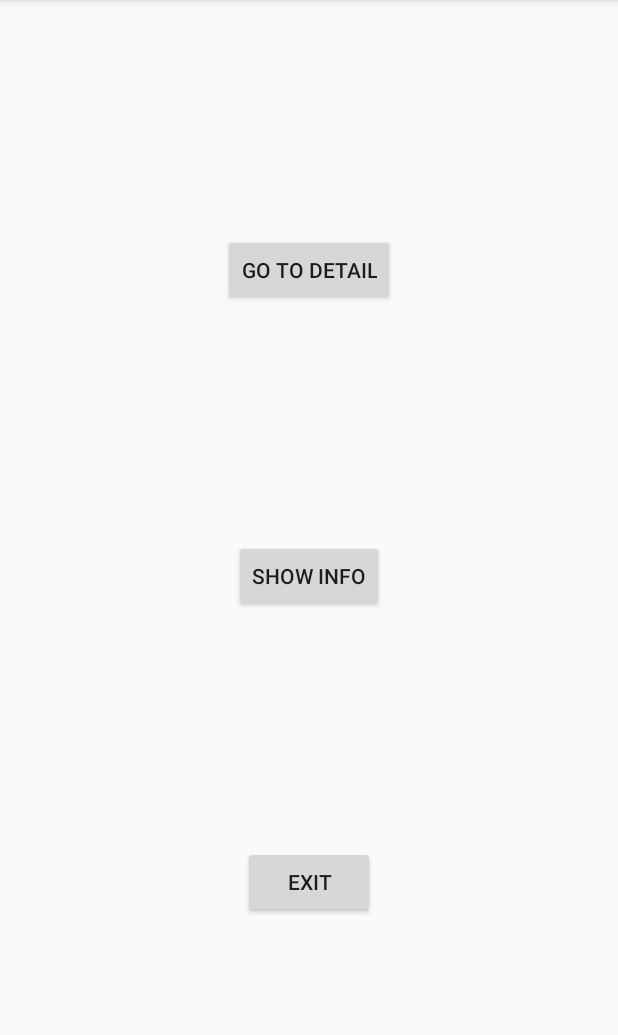
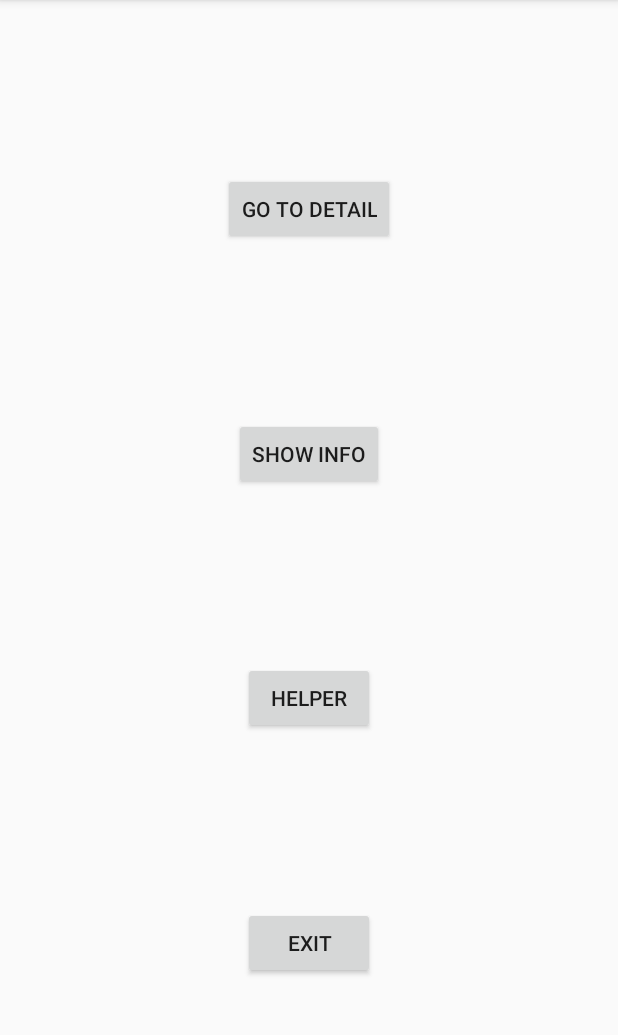
Before and after one commit to zavanton321/cicerone-demo, an Android app: the fragment MainFragment placed in its activity, on a phone screen of 412 x 824 dp, the part 84-1119 px from its top. Run offline under Robolectric (Android 15) with nearby library versions, the phone set to English and light mode, and no system bars; libraries missing offline, so code that uses them is left out: ru.terrakok.cicerone; 2 statements that could not run were skipped.

Commit message:
HelperDialog added

```diff
--- a/app/src/main/java/ru/zavanton/demoimage/main/MainFragment.kt
+++ b/app/src/main/java/ru/zavanton/demoimage/main/MainFragment.kt
@@ -7,6 +7,7 @@ import android.view.ViewGroup
 import androidx.fragment.app.Fragment
 import kotlinx.android.synthetic.main.fragment_main.*
 import ru.zavanton.demoimage.R
+import ru.zavanton.demoimage.dialog.HelperDialog
 
 class MainFragment : Fragment(), MainView {
 
@@ -44,6 +45,12 @@ class MainFragment : Fragment(), MainView {
             presenter.onInfoButtonClick()
         }
 
+        helperButton.setOnClickListener {
+            presenter.onHelperButtonClick()
+
+            HelperDialog.newInstance().show(fragmentManager, "helper")
+        }
+
         exitButton.setOnClickListener {
             presenter.onExitButtonClick()
         }
--- a/app/src/main/java/ru/zavanton/demoimage/main/MainPresenter.kt
+++ b/app/src/main/java/ru/zavanton/demoimage/main/MainPresenter.kt
@@ -29,4 +29,8 @@ class MainPresenter {
     fun onExitButtonClick() {
         router.exit()
     }
+
+    fun onHelperButtonClick() {
+
+    }
 }
--- a/app/src/main/res/layout/fragment_main.xml
+++ b/app/src/main/res/layout/fragment_main.xml
@@ -21,17 +21,26 @@
         app:layout_constraintStart_toStartOf="parent"
         app:layout_constraintEnd_toEndOf="parent"
         app:layout_constraintTop_toBottomOf="@id/okButton"
+        app:layout_constraintBottom_toTopOf="@id/helperButton"
+        android:layout_width="wrap_content"
+        android:layout_height="wrap_content" />
+
+    <Button
+        android:id="@+id/helperButton"
+        android:text="Helper"
+        app:layout_constraintStart_toStartOf="parent"
+        app:layout_constraintEnd_toEndOf="parent"
+        app:layout_constraintTop_toBottomOf="@id/infoButton"
         app:layout_constraintBottom_toTopOf="@id/exitButton"
         android:layout_width="wrap_content"
         android:layout_height="wrap_content" />
-
 
     <Button
         android:id="@+id/exitButton"
         android:text="Exit"
         app:layout_constraintStart_toStartOf="parent"
         app:layout_constraintEnd_toEndOf="parent"
-        app:layout_constraintTop_toBottomOf="@id/infoButton"
+        app:layout_constraintTop_toBottomOf="@id/helperButton"
         app:layout_constraintBottom_toBottomOf="parent"
         android:layout_width="wrap_content"
         android:layout_height="wrap_content" />
```
Also changed, not shown: app/src/main/java/ru/zavanton/demoimage/dialog/HelperDialog.kt (added, +39 -0 lines).
